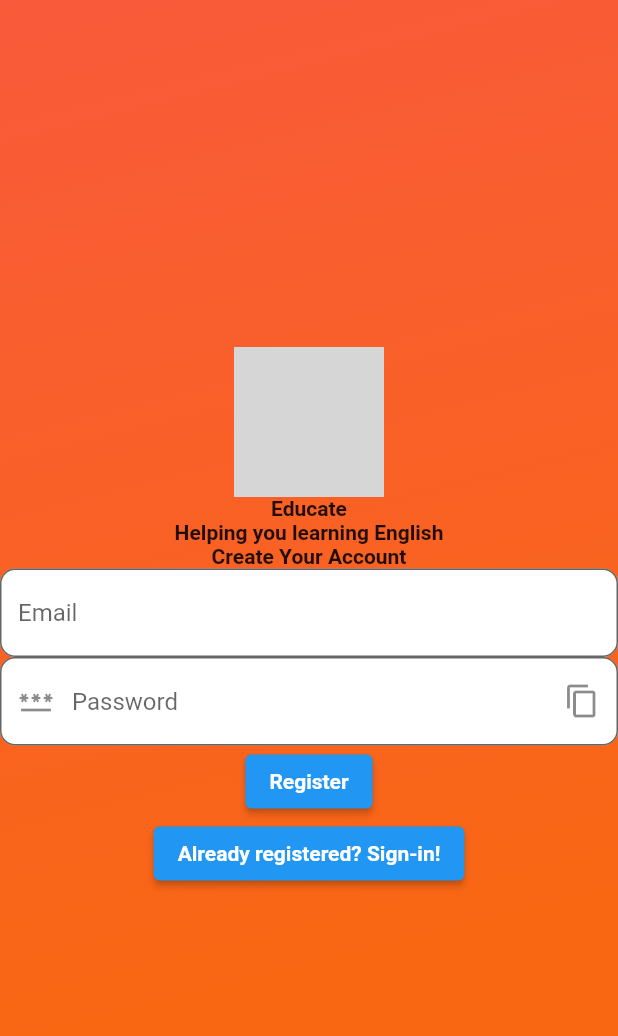
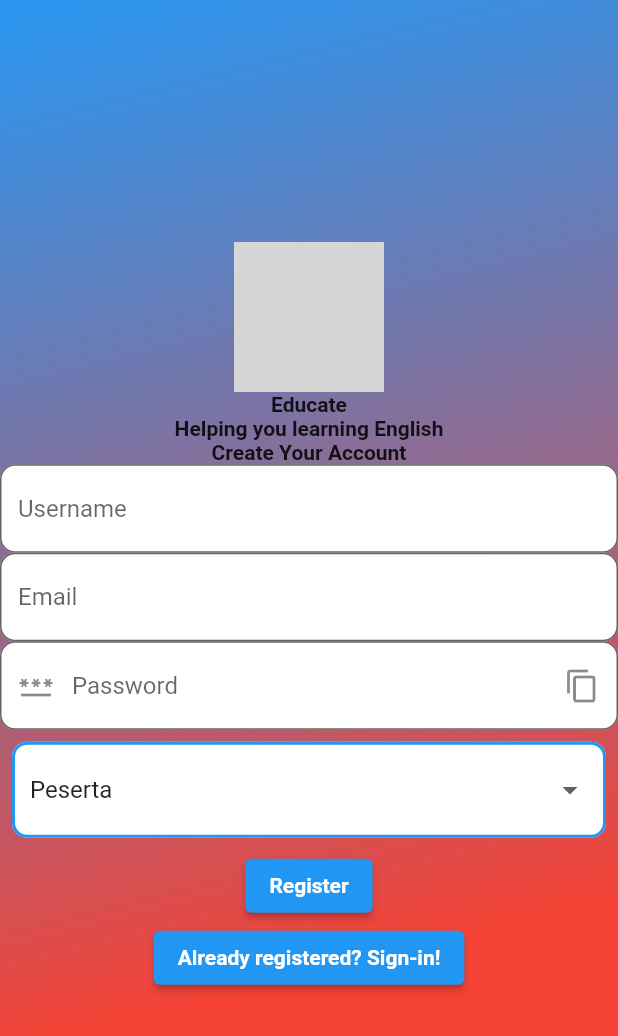
Before and after one commit to setoYWS/educate, a Flutter app: the Registration screen opened directly, on a phone screen of 412 x 824 dp. Shown: the top 1036 px of the screen. Run offline on Flutter 3.47's test engine with Material 2 defaults, Android fonts, the phone set to English and light mode, and no system bars; our stand-ins replace another_flushbar, file_picker, flutter_form_builder, flutter_svg, get, jwt_decoder and 2 more; missing offline and left inert: dart_jsonwebtoken; accounts and stored records are empty; network calls fail; grey boxes are pictures that could not be loaded.

Commit message:
add update

```diff
--- a/lib/src/home/applogo.dart
+++ b/lib/src/home/applogo.dart
@@ -7,7 +7,7 @@ class CommonLogo extends StatelessWidget {
       mainAxisAlignment: MainAxisAlignment.center,
       children: <Widget>[
         Image.network(
-          "https://pluspng.com/img-png/avengers-logo-png-avengers-logo-png-1376.png",
+          "https://pluspng.com/img-png/star-png-star-png-image-3580.png",
           width: 100,
         ),
         Text(
--- a/lib/src/home/config.dart
+++ b/lib/src/home/config.dart
@@ -1,4 +1,4 @@
-final url = 'http://10.200.33.42:3500/';
+final url = 'http://192.168.100.21:3500/';
 final registration = url + "registration";
 final login = url + 'login';
 final logout = url + 'logout';
--- a/lib/src/home/signup.dart
+++ b/lib/src/home/signup.dart
@@ -12,10 +12,20 @@ class Registration extends StatefulWidget {
   _RegistrationState createState() => _RegistrationState();
 }
 
+List<DropdownMenuItem<String>> get dropdownItems {
+  List<DropdownMenuItem<String>> menuItems = [
+    DropdownMenuItem(child: Text("Peserta"), value: "Student"),
+    DropdownMenuItem(child: Text("Instruktur"), value: "Instructor")
+  ];
+  return menuItems;
+}
+
 class _RegistrationState extends State<Registration> {
+  TextEditingController usernameController = TextEditingController();
   TextEditingController emailController = TextEditingController();
   TextEditingController passwordController = TextEditingController();
   bool _isNotValidate = false;
+  String selectedValue = "Student";
 
   void registerUser() async {
     if (emailController.text.isNotEmpty && passwordController.text.isNotEmpty) {
@@ -54,7 +64,7 @@ class _RegistrationState extends State<Registration> {
           height: MediaQuery.of(context).size.height,
           decoration: BoxDecoration(
             gradient: LinearGradient(
-                colors: [const Color(0XFFF95A3B), const Color(0XFFF96713)],
+                colors: <Color>[Color.fromRGBO(5, 134, 240, 0.856), Colors.red],
                 begin: FractionalOffset.topLeft,
                 end: FractionalOffset.bottomCenter,
                 stops: [0.0, 0.8],
@@ -72,6 +82,19 @@ class _RegistrationState extends State<Registration> {
                     textAlign: TextAlign.center,
                     overflow: TextOverflow.ellipsis,
                     style: const TextStyle(fontWeight: FontWeight.bold),
+                  ),
+                  TextField(
+                    controller: usernameController,
+                    keyboardType: TextInputType.text,
+                    decoration: InputDecoration(
+                        filled: true,
+                        fillColor: Colors.white,
+                        errorStyle: TextStyle(color: Colors.white),
+                        errorText: _isNotValidate ? "Enter Proper Info" : null,
+                        hintText: "Username",
+                        border: OutlineInputBorder(
+                            borderRadius:
+                                BorderRadius.all(Radius.circular(10.0)))),
                   ),
                   TextField(
                     controller: emailController,
@@ -115,6 +138,35 @@ class _RegistrationState extends State<Registration> {
                             borderRadius:
                                 BorderRadius.all(Radius.circular(10.0)))),
                   ),
+                  Padding(
+                    padding: const EdgeInsets.all(8.0),
+                    child: DropdownButtonFormField(
+                        hint: Text("Roles"),
+                        decoration: InputDecoration(
+                          enabledBorder: OutlineInputBorder(
+                            borderSide:
+                                BorderSide(color: Colors.blue, width: 2),
+                            borderRadius: BorderRadius.circular(10),
+                          ),
+                          border: OutlineInputBorder(
+                            borderSide:
+                                BorderSide(color: Colors.blue, width: 2),
+                            borderRadius: BorderRadius.circular(10),
+                          ),
+                          filled: true,
+                          fillColor: Color.fromARGB(255, 255, 255, 255),
+                        ),
+                        validator: (value) =>
+                            value == null ? "Pilih Tingkat Kesulitan" : null,
+                        dropdownColor: Color.fromARGB(255, 253, 253, 253),
+                        value: selectedValue,
+                        onChanged: (String? newValue) {
+                          setState(() {
+                            selectedValue = newValue!;
+                          });
+                        },
+                        items: dropdownItems),
+                  ),
                   ElevatedButton(
                     onPressed: () => {registerUser()},
                     child: Text(
@@ -126,7 +178,7 @@ class _RegistrationState extends State<Registration> {
                   ),
                   ElevatedButton(
                     onPressed: () {
-                      print("Sign In");
+                      print("Sign Up");
                       Navigator.push(
                           context,
                           MaterialPageRoute(
```
Also changed, not shown: lib/src/controllers/question_controller.dart (+6 -2 lines), lib/src/home/addCourse.dart (+8 -7 lines), lib/src/home/classlist_teacher.dart (+8 -2 lines), lib/src/home/detail_class.dart (+6 -1 lines), lib/src/home/detail_modul.dart (added).
